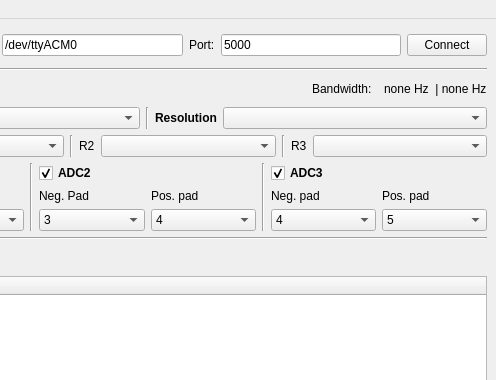
Old version of the form forms/mainwindow.ui in the repository Aightech/Cleverhand-configGUI; both pictures show x 201 to 697 and y 0 to 380 of the 697 by 628 pixel window.
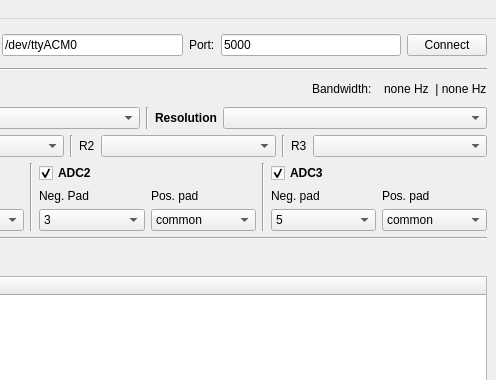
New version of the form.

Commit message: fixed plotting, decrease plotting rate, updated libs

What changed in the file:
```diff
--- a/forms/mainwindow.ui
+++ b/forms/mainwindow.ui
@@ -17,6 +17,9 @@
    <layout class="QGridLayout" name="gridLayout">
     <item row="0" column="0">
      <layout class="QHBoxLayout" name="horizontalLayout_9">
+      <property name="sizeConstraint">
+       <enum>QLayout::SetMinimumSize</enum>
+      </property>
       <item>
        <layout class="QVBoxLayout" name="verticalLayout_2">
         <property name="sizeConstraint">
@@ -515,7 +518,7 @@
                   <item>
                    <widget class="QComboBox" name="comboBox_p2">
                     <property name="currentIndex">
-                     <number>4</number>
+                     <number>6</number>
                     </property>
                     <item>
                      <property name="text">
@@ -601,8 +604,11 @@
                   </item>
                   <item>
                    <widget class="QComboBox" name="comboBox_n3">
+                    <property name="currentText">
+                     <string>5</string>
+                    </property>
                     <property name="currentIndex">
-                     <number>4</number>
+                     <number>5</number>
                     </property>
                     <item>
                      <property name="text">
@@ -655,7 +661,7 @@
                   <item>
                    <widget class="QComboBox" name="comboBox_p3">
                     <property name="currentIndex">
-                     <number>5</number>
+                     <number>6</number>
                     </property>
                     <item>
                      <property name="text">
```
The commit also changes 2 other files.
